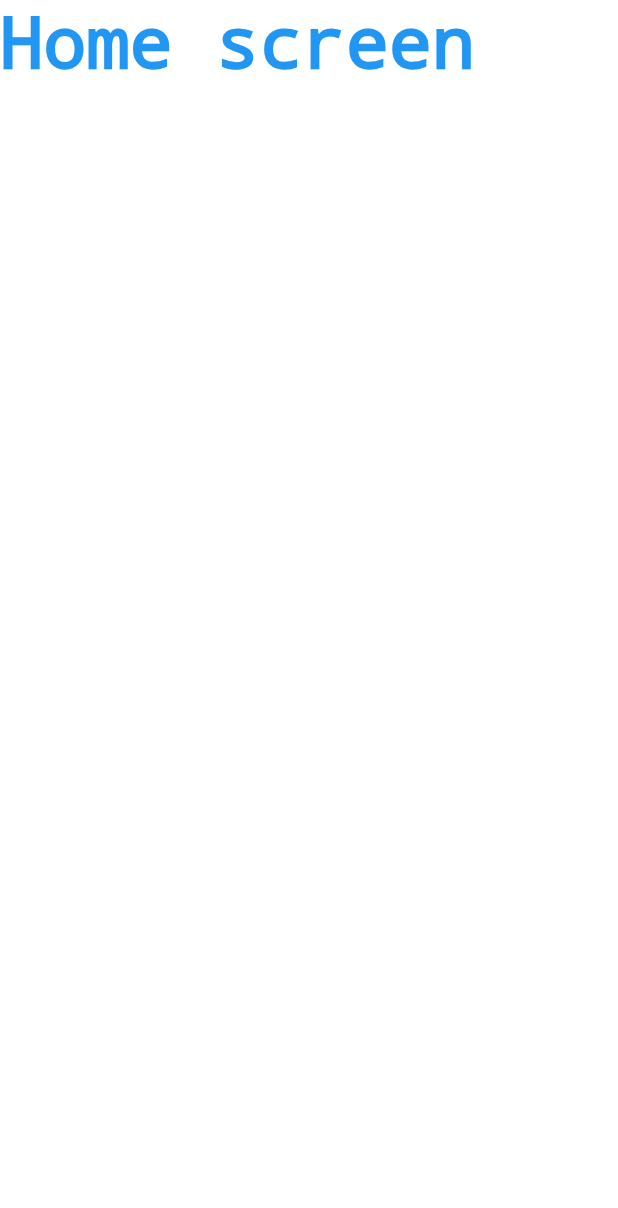
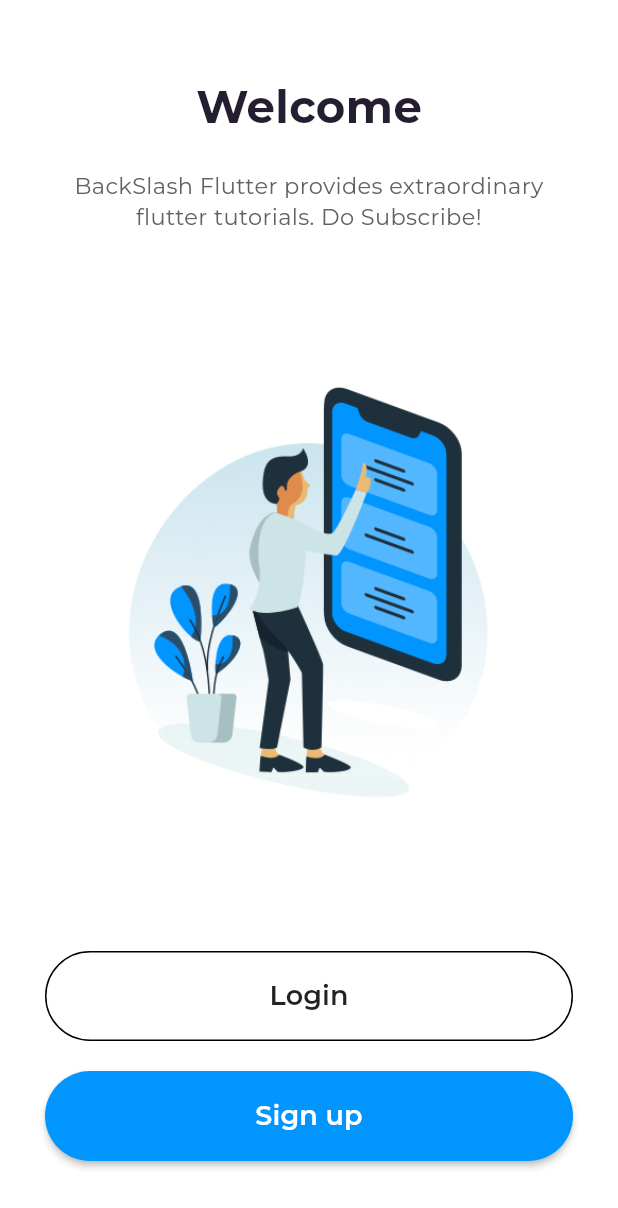
Before and after one commit to Lamlance/hcmus-student-hub, a Flutter app: the screen it shows after launch, on a phone screen of 412 x 824 dp. Shown: the top 1208 px of the screen. Run offline on Flutter 3.47's test engine with Material 3 defaults, Android fonts, the phone set to English and light mode, and no system bars; our stand-ins replace dio, event_bus, flutter_mobx, get_it, google_fonts, mobx and 4 more; missing offline and left inert: xxtea; generated files the repository leaves out were written again.

Commit message:
Draw simple UI for Home Page, Signup and Login Screens

```diff
--- a/lib/presentation/home/home.dart
+++ b/lib/presentation/home/home.dart
@@ -1,14 +1,104 @@
+import 'dart:ui';
+
 import 'package:flutter/material.dart';
+import 'package:boilerplate/presentation/login/login.dart';
+import 'package:boilerplate/presentation/signup/signup.dart';
 
 class HomeScreen extends StatelessWidget {
   @override
   Widget build(BuildContext context) {
-    return Container(
-      child: Text(
-        "Home screen",
-        style: TextStyle(color: Colors.blue, decoration: TextDecoration.none),
+    return Scaffold(
+      backgroundColor: Colors.white,
+      body: SafeArea(
+        child: Container(
+          // we will give media query height
+          // double.infinity make it big as my parent allows
+          // while MediaQuery make it big as per the screen
+
+          width: double.infinity,
+          height: MediaQuery.of(context).size.height,
+          padding: EdgeInsets.symmetric(horizontal: 30, vertical: 50),
+          child: Column(
+            // even space distribution
+            mainAxisAlignment: MainAxisAlignment.spaceBetween,
+            crossAxisAlignment: CrossAxisAlignment.center,
+            children: <Widget>[
+              Column(
+                children: <Widget>[
+                  Text(
+                    "Welcome",
+                    style: TextStyle(
+                      fontWeight: FontWeight.bold,
+                      fontSize: 30,
+                    ),
+                  ),
+                  SizedBox(
+                    height: 20,
+                  ),
+                  Text(
+                    "BackSlash Flutter provides extraordinary flutter tutorials. Do Subscribe! ",
+                    textAlign: TextAlign.center,
+                    style: TextStyle(
+                      color: Colors.grey[700],
+                      fontSize: 15,
+                    ),
+                  )
+                ],
+              ),
+              Container(
+                height: MediaQuery.of(context).size.height / 3,
+                decoration: BoxDecoration(
+                    image: DecorationImage(
+                        image: AssetImage("assets/images/welcome.png"))),
+              ),
+              Column(
+                children: <Widget>[
+                  // the login button
+                  MaterialButton(
+                    minWidth: double.infinity,
+                    height: 60,
+                    onPressed: () {
+                      Navigator.push(context,
+                          MaterialPageRoute(builder: (context) => LoginPage()));
+                    },
+                    // defining the shape
+                    shape: RoundedRectangleBorder(
+                        side: BorderSide(color: Colors.black),
+                        borderRadius: BorderRadius.circular(50)),
+                    child: Text(
+                      "Login",
+                      style:
+                          TextStyle(fontWeight: FontWeight.w600, fontSize: 18),
+                    ),
+                  ),
+                  // creating the signup button
+                  SizedBox(height: 20),
+                  MaterialButton(
+                    minWidth: double.infinity,
+                    height: 60,
+                    onPressed: () {
+                      Navigator.push(
+                          context,
+                          MaterialPageRoute(
+                              builder: (context) => SignupPage()));
+                    },
+                    color: Color(0xff0095FF),
+                    shape: RoundedRectangleBorder(
+                        borderRadius: BorderRadius.circular(50)),
+                    child: Text(
+                      "Sign up",
+                      style: TextStyle(
+                          color: Colors.white,
+                          fontWeight: FontWeight.w600,
+                          fontSize: 18),
+                    ),
+                  )
+                ],
+              )
+            ],
+          ),
+        ),
       ),
-      color: Colors.white,
     );
   }
 }
--- /dev/null
+++ b/lib/presentation/home/styles.dart
@@ -0,0 +1,6 @@
+import 'package:flutter/material.dart';
+
+class MyStyles {
+  static const TextStyle homeScreenStyle =
+      TextStyle(color: Colors.pink, decoration: TextDecoration.none);
+}
--- a/lib/presentation/my_app.dart
+++ b/lib/presentation/my_app.dart
@@ -22,7 +22,7 @@ class MyApp extends StatelessWidget {
           // theme: _themeStore.darkMode
           //     ? AppThemeData.darkThemeData
           //     : AppThemeData.lightThemeData,
-          theme: AppThemeData.darkThemeData,
+          theme: AppThemeData.lightThemeData,
           routes: Routes.routes,
           // locale: Locale(_languageStore.locale),
           // supportedLocales: _languageStore.supportedLanguages
```
Also changed, not shown: lib/presentation/login/login.dart (added, +150 -0 lines), lib/presentation/signup/signup.dart (added, +133 -0 lines), assets/images/background.png (added), assets/images/welcome.png (added), lib/presentation/login/styles.dart (added), lib/presentation/signup/styles.dart (added).
